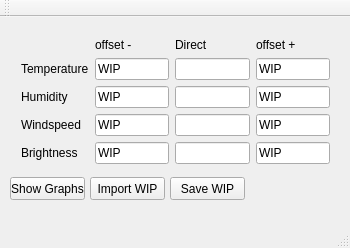
This is QT_project/WeerProject/mainwindow.ui in TheKayneGame/AlWEER-een-project as Qt 5 draws it before an edit. The edited form follows.
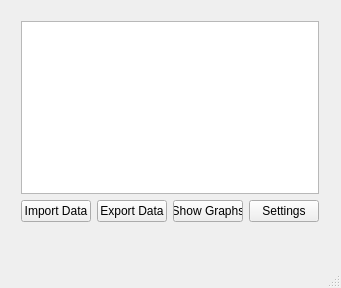
This is the edited form.

Commit message: rework database import

Diff of the .ui file:
```diff
--- a/QT_project/WeerProject/mainwindow.ui
+++ b/QT_project/WeerProject/mainwindow.ui
@@ -6,210 +6,91 @@
    <rect>
     <x>0</x>
     <y>0</y>
-    <width>350</width>
-    <height>248</height>
+    <width>341</width>
+    <height>288</height>
    </rect>
   </property>
   <property name="windowTitle">
    <string>MainWindow</string>
   </property>
   <widget class="QWidget" name="centralWidget">
-   <widget class="QWidget" name="gridLayoutWidget">
+   <widget class="QWidget" name="">
     <property name="geometry">
      <rect>
       <x>10</x>
       <y>10</y>
-      <width>331</width>
-      <height>141</height>
+      <width>320</width>
+      <height>223</height>
      </rect>
     </property>
     <layout class="QGridLayout" name="gridLayout">
-     <property name="sizeConstraint">
-      <enum>QLayout::SetMinAndMaxSize</enum>
-     </property>
      <item row="1" column="0">
-      <widget class="QLabel" name="labelTemperature">
-       <property name="text">
-        <string>Temperature</string>
-       </property>
-      </widget>
-     </item>
-     <item row="4" column="0">
-      <widget class="QLabel" name="labelBrightness">
+      <widget class="QPushButton" name="ImportData">
        <property name="sizePolicy">
-        <sizepolicy hsizetype="Minimum" vsizetype="Minimum">
+        <sizepolicy hsizetype="Expanding" vsizetype="Expanding">
          <horstretch>0</horstretch>
          <verstretch>0</verstretch>
         </sizepolicy>
        </property>
-       <property name="text">
-        <string>Brightness</string>
+       <property name="layoutDirection">
+        <enum>Qt::LeftToRight</enum>
        </property>
-      </widget>
-     </item>
-     <item row="2" column="0">
-      <widget class="QLabel" name="labelHumidity">
        <property name="text">
-        <string>Humidity</string>
-       </property>
-      </widget>
-     </item>
-     <item row="3" column="0">
-      <widget class="QLabel" name="labelWindspeed">
-       <property name="text">
-        <string>Windspeed</string>
-       </property>
-      </widget>
-     </item>
-     <item row="1" column="2">
-      <widget class="QLineEdit" name="showTemperature">
-       <property name="inputMask">
-        <string/>
-       </property>
-       <property name="readOnly">
-        <bool>true</bool>
-       </property>
-      </widget>
-     </item>
-     <item row="4" column="2">
-      <widget class="QLineEdit" name="showBrightness">
-       <property name="readOnly">
-        <bool>true</bool>
-       </property>
-      </widget>
-     </item>
-     <item row="3" column="2">
-      <widget class="QLineEdit" name="showWindspeed">
-       <property name="readOnly">
-        <bool>true</bool>
-       </property>
-      </widget>
-     </item>
-     <item row="2" column="2">
-      <widget class="QLineEdit" name="showHumidity">
-       <property name="readOnly">
-        <bool>true</bool>
+        <string>Import Data</string>
        </property>
       </widget>
      </item>
      <item row="1" column="1">
-      <widget class="QLineEdit" name="minTemperatureText">
-       <property name="text">
-        <string>WIP</string>
+      <widget class="QPushButton" name="ExportData">
+       <property name="sizePolicy">
+        <sizepolicy hsizetype="Expanding" vsizetype="Expanding">
+         <horstretch>0</horstretch>
+         <verstretch>0</verstretch>
+        </sizepolicy>
        </property>
-      </widget>
-     </item>
-     <item row="0" column="2">
-      <widget class="QLabel" name="label">
-       <property name="text">
-        <string>Direct</string>
+       <property name="layoutDirection">
+        <enum>Qt::LeftToRight</enum>
        </property>
-      </widget>
-     </item>
-     <item row="2" column="1">
-      <widget class="QLineEdit" name="minHumidityText">
        <property name="text">
-        <string>WIP</string>
+        <string>Export Data</string>
        </property>
       </widget>
      </item>
-     <item row="3" column="1">
-      <widget class="QLineEdit" name="minWindspeedText">
-       <property name="text">
-        <string>WIP</string>
+     <item row="1" column="2">
+      <widget class="QPushButton" name="ShowGraphs">
+       <property name="sizePolicy">
+        <sizepolicy hsizetype="Expanding" vsizetype="Expanding">
+         <horstretch>0</horstretch>
+         <verstretch>0</verstretch>
+        </sizepolicy>
        </property>
-      </widget>
-     </item>
-     <item row="4" column="1">
-      <widget class="QLineEdit" name="minBrightnessText">
+       <property name="layoutDirection">
+        <enum>Qt::LeftToRight</enum>
+       </property>
        <property name="text">
-        <string>WIP</string>
+        <string>Show Graphs</string>
        </property>
       </widget>
      </item>
      <item row="1" column="3">
-      <widget class="QLineEdit" name="maxTemperatureText">
+      <widget class="QPushButton" name="Settings">
        <property name="text">
-        <string>WIP</string>
+        <string>Settings</string>
        </property>
       </widget>
      </item>
-     <item row="2" column="3">
-      <widget class="QLineEdit" name="maxHumidityText">
-       <property name="text">
-        <string>WIP</string>
-       </property>
-      </widget>
-     </item>
-     <item row="3" column="3">
-      <widget class="QLineEdit" name="maxWinspeedText">
-       <property name="text">
-        <string>WIP</string>
-       </property>
-      </widget>
-     </item>
-     <item row="4" column="3">
-      <widget class="QLineEdit" name="maxBrightnessText">
-       <property name="text">
-        <string>WIP</string>
-       </property>
-      </widget>
-     </item>
-     <item row="0" column="1">
-      <widget class="QLabel" name="minOffset">
-       <property name="text">
-        <string>offset -</string>
-       </property>
-      </widget>
-     </item>
-     <item row="0" column="3">
-      <widget class="QLabel" name="maxOffset">
-       <property name="text">
-        <string>offset +</string>
+     <item row="0" column="0" colspan="4">
+      <widget class="QTableView" name="tableView">
+       <property name="sizePolicy">
+        <sizepolicy hsizetype="Expanding" vsizetype="Expanding">
+         <horstretch>0</horstretch>
+         <verstretch>0</verstretch>
+        </sizepolicy>
        </property>
       </widget>
      </item>
     </layout>
    </widget>
-   <widget class="QPushButton" name="pushButton">
-    <property name="geometry">
-     <rect>
-      <x>10</x>
-      <y>160</y>
-      <width>75</width>
-      <height>23</height>
-     </rect>
-    </property>
-    <property name="text">
-     <string>Show Graphs</string>
-    </property>
-   </widget>
-   <widget class="QPushButton" name="pushButton_2">
-    <property name="geometry">
-     <rect>
-      <x>90</x>
-      <y>160</y>
-      <width>75</width>
-      <height>23</height>
-     </rect>
-    </property>
-    <property name="text">
-     <string>Import WIP</string>
-    </property>
-   </widget>
-   <widget class="QPushButton" name="pushButton_3">
-    <property name="geometry">
-     <rect>
-      <x>170</x>
-      <y>160</y>
-      <width>75</width>
-      <height>23</height>
-     </rect>
-    </property>
-    <property name="text">
-     <string>Save WIP</string>
-    </property>
-   </widget>
   </widget>
   <widget class="QMenuBar" name="menuBar">
    <property name="geometry">
@@ -221,14 +102,6 @@
     </rect>
    </property>
   </widget>
-  <widget class="QToolBar" name="mainToolBar">
-   <attribute name="toolBarArea">
-    <enum>TopToolBarArea</enum>
-   </attribute>
-   <attribute name="toolBarBreak">
-    <bool>false</bool>
-   </attribute>
-  </widget>
   <widget class="QStatusBar" name="statusBar"/>
  </widget>
  <layoutdefault spacing="6" margin="11"/>
```
Left out of the diff: 4 changed lines with no effect on the pictures. The commit also changes 74 other files.
